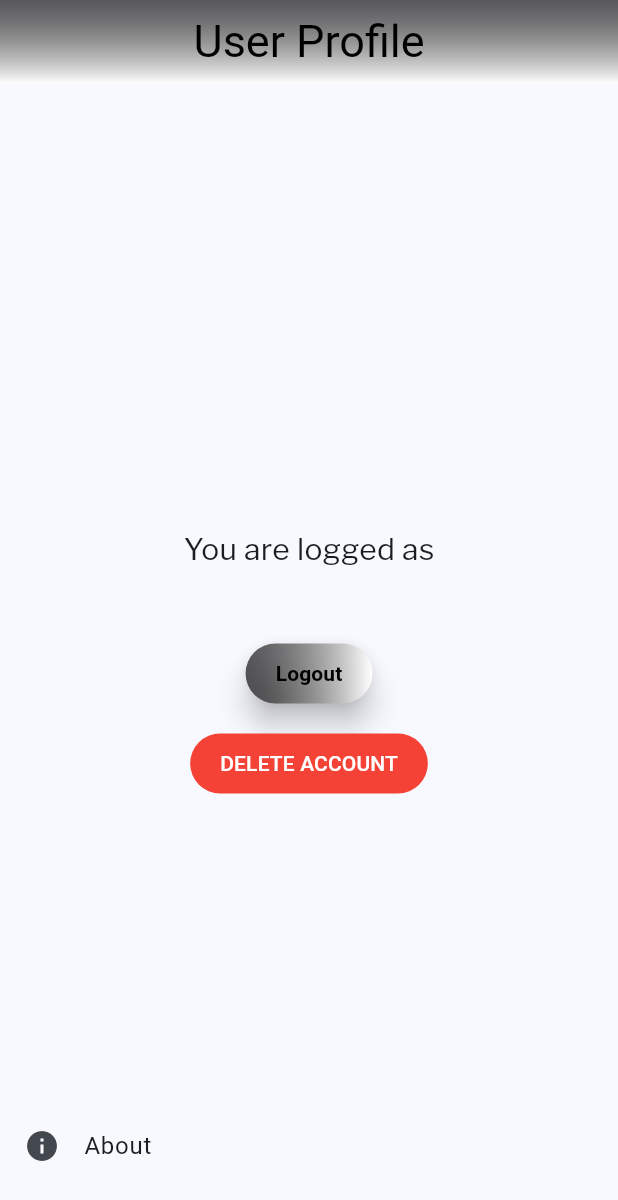
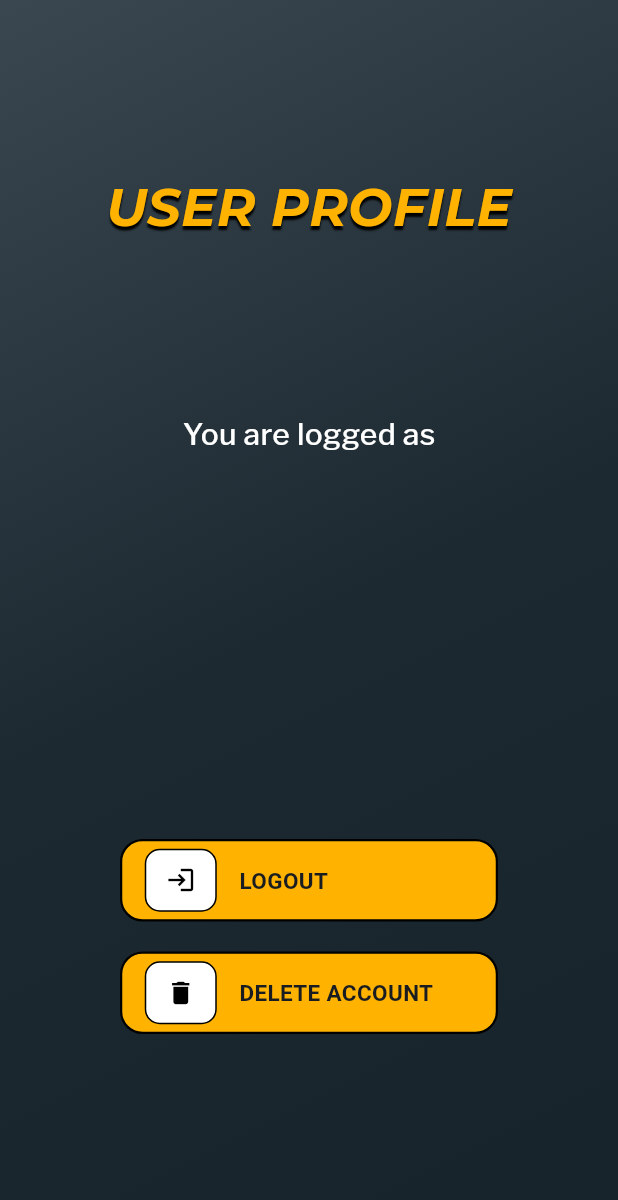
Before and after one commit to mateuszkasprzak94/fitness_prodigy, a Flutter app: the UserProfilePage screen opened directly with empty values, on a phone screen of 412 x 824 dp. Shown: the top 1200 px of the screen. Run offline on Flutter 3.47's test engine with Material 3 defaults, Android fonts, the phone set to English and light mode, and no system bars; drawn by our look-alikes of auto_size_text; our stand-ins replace bloc, cloud_firestore, dio, email_validator, firebase_auth, firebase_core and 7 more; accounts and stored records are empty; generated files the repository leaves out were written again; Roboto replaces fonts that are missing (Satisfy).

Commit message:
Change design of user profile page

```diff
--- a/lib/app/core/text_styles.dart
+++ b/lib/app/core/text_styles.dart
@@ -67,3 +67,17 @@ TextStyle haveOrCreateTextStyle = const TextStyle(
   fontSize: 18,
   fontStyle: FontStyle.italic,
 );
+
+TextStyle profileTextStyle = GoogleFonts.montserrat(
+  fontSize: 35,
+  color: Colors.amber.shade600,
+  fontStyle: FontStyle.italic,
+  fontWeight: FontWeight.bold,
+  shadows: [
+    const Shadow(
+      color: Colors.black,
+      offset: Offset(0, 3),
+      blurRadius: 1.0,
+    )
+  ],
+);
--- a/lib/app/pages/user_profile/user_profile_page.dart
+++ b/lib/app/pages/user_profile/user_profile_page.dart
@@ -1,6 +1,8 @@
+import 'package:fitness_prodigy/app/core/constants.dart';
+import 'package:fitness_prodigy/app/core/text_styles.dart';
 import 'package:fitness_prodigy/app/cubit/auth_cubit.dart';
+import 'package:fitness_prodigy/app/pages/user_profile/widgets/profile_button.dart';
 import 'package:flutter/material.dart';
-import 'package:flutter/services.dart';
 import 'package:flutter_bloc/flutter_bloc.dart';
 import 'package:google_fonts/google_fonts.dart';
 import 'package:flutter_gen/gen_l10n/app_localizations.dart';
@@ -15,52 +17,118 @@ class UserProfilePage extends StatelessWidget {
 
   @override
   Widget build(BuildContext context) {
-    const shape = StadiumBorder();
-
     return Scaffold(
-      appBar: AppBar(
-        title: Text(
-          'User Profile',
-          style: GoogleFonts.satisfy(fontSize: 30, color: Colors.black),
+      body: Container(
+        decoration: const BoxDecoration(
+          gradient: LinearGradient(
+              colors: kHomeGradient,
+              begin: Alignment.topLeft,
+              end: Alignment.bottomRight),
         ),
-        centerTitle: true,
-        flexibleSpace: Container(
-          decoration: const BoxDecoration(
-            gradient: LinearGradient(colors: [
-              Color.fromARGB(164, 0, 0, 0),
-              Colors.white,
-            ], begin: Alignment.topCenter, end: Alignment.bottomCenter),
-          ),
-        ),
-        systemOverlayStyle: SystemUiOverlayStyle.light,
-        automaticallyImplyLeading: false,
-      ),
-      body: Center(
+        child: Center(
           child: Column(
             mainAxisAlignment: MainAxisAlignment.center,
             children: [
+              Expanded(
+                flex: 1,
+                child: Container(
+                  alignment: Alignment.center,
+                  child: Text(
+                    'user profile'.toUpperCase(),
+                    style: profileTextStyle,
+                    maxLines: 1,
+                  ),
+                ),
+              ),
+              Expanded(
+                flex: 1,
+                child: Column(
+                  children: [
                     Text(
                       AppLocalizations.of(context).loggedAs,
-              style: GoogleFonts.libreFranklin(fontSize: 20),
-              overflow: TextOverflow.ellipsis,
-              maxLines: 2,
+                      style: GoogleFonts.libreFranklin(
+                        fontSize: 20,
+                        color: Colors.white,
+                        fontWeight: FontWeight.w500,
+                      ),
                     ),
                     Text(
                       '$email',
-              style: GoogleFonts.libreFranklin(fontSize: 20),
-              overflow: TextOverflow.ellipsis,
-              maxLines: 2,
+                      style: GoogleFonts.libreFranklin(
+                        fontSize: 20,
+                        color: Colors.white,
+                        fontWeight: FontWeight.w500,
                       ),
-            const SizedBox(
-              height: 20,
                     ),
-            const SignedOutButton(shape: shape),
-            const SizedBox(height: 20),
-            const DeleteButton()
                   ],
                 ),
               ),
-      floatingActionButton: const AboutWidget(),
+              Expanded(
+                flex: 1,
+                child: Column(
+                  children: [
+                    InkWell(
+                      onTap: () {
+                        context.read<AuthCubit>().signOut();
+                      },
+                      child: ProfileButton(
+                        title:
+                            AppLocalizations.of(context).logout.toUpperCase(),
+                        icon: Icons.login_outlined,
+                      ),
+                    ),
+                    InkWell(
+                      onTap: () {
+                        showDialog(
+                          context: context,
+                          builder: (BuildContext child) {
+                            return AlertDialog(
+                              title: Text(
+                                AppLocalizations.of(context).delete,
+                              ),
+                              content: Text(
+                                AppLocalizations.of(context).warningDelete1,
+                              ),
+                              actions: [
+                                TextButton(
+                                  child: Text(
+                                    AppLocalizations.of(context).cancel,
+                                  ),
+                                  onPressed: () {
+                                    Navigator.of(context).pop();
+                                  },
+                                ),
+                                TextButton(
+                                  child: Text(
+                                    AppLocalizations.of(context).deleteFinal,
+                                    style: const TextStyle(color: Colors.red),
+                                  ),
+                                  onPressed: () {
+                                    // Call the delete account function
+                                    context
+                                        .read<AuthCubit>()
+                                        .deleteUserAccount();
+
+                                    Navigator.of(context).pop();
+                                  },
+                                ),
+                              ],
+                            );
+                          },
+                        );
+                      },
+                      child: ProfileButton(
+                        title: AppLocalizations.of(context).deleteAccount,
+                        icon: Icons.delete,
+                      ),
+                    ),
+                  ],
+                ),
+              ),
+            ],
+          ),
+        ),
+      ),
     );
   }
 }
@@ -68,20 +136,17 @@ class UserProfilePage extends StatelessWidget {
 class SignedOutButton extends StatelessWidget {
   const SignedOutButton({
     super.key,
-    required this.shape,
   });
-
-  final StadiumBorder shape;
 
   @override
   Widget build(BuildContext context) {
     return Material(
       color: Colors.transparent,
-      shape: shape,
+      shape: StadiumBorder(),
       elevation: 8,
       child: Container(
         decoration: ShapeDecoration(
-          shape: shape,
+          shape: StadiumBorder(),
           gradient: const LinearGradient(
             colors: [
               Color.fromARGB(164, 0, 0, 0),
--- /dev/null
+++ b/lib/app/pages/user_profile/widgets/profile_button.dart
@@ -0,0 +1,63 @@
+import 'package:auto_size_text/auto_size_text.dart';
+import 'package:flutter/material.dart';
+
+class ProfileButton extends StatelessWidget {
+  const ProfileButton({
+    super.key,
+    required this.title,
+    required this.icon,
+  });
+
+  final String title;
+  final IconData icon;
+
+  @override
+  Widget build(BuildContext context) {
+    return Padding(
+      padding: const EdgeInsets.symmetric(horizontal: 80, vertical: 10),
+      child: Container(
+        decoration: BoxDecoration(
+          border: Border.all(color: Colors.black, width: 1.5),
+          color: Colors.amber.shade600,
+          borderRadius: const BorderRadius.all(
+            Radius.circular(15),
+          ),
+        ),
+        child: Row(
+          mainAxisAlignment: MainAxisAlignment.start,
+          children: [
+            Padding(
+              padding: const EdgeInsets.symmetric(horizontal: 15, vertical: 5),
+              child: Container(
+                padding:
+                    const EdgeInsets.symmetric(horizontal: 13, vertical: 10),
+                decoration: BoxDecoration(
+                  border: Border.all(color: Colors.black),
+                  borderRadius: const BorderRadius.all(
+                    Radius.circular(10),
+                  ),
+                  color: Colors.white,
+                ),
+                child: Icon(
+                  icon,
+                  size: 20,
+                  color: Colors.black,
+                ),
+              ),
+            ),
+            Expanded(
+              child: AutoSizeText(
+                title,
+                style: const TextStyle(
+                  fontWeight: FontWeight.bold,
+                  fontSize: 15,
+                ),
+                maxLines: 1,
+              ),
+            ),
+          ],
+        ),
+      ),
+    );
+  }
+}
```
Lines whose indentation alone changed are shown as unchanged.
